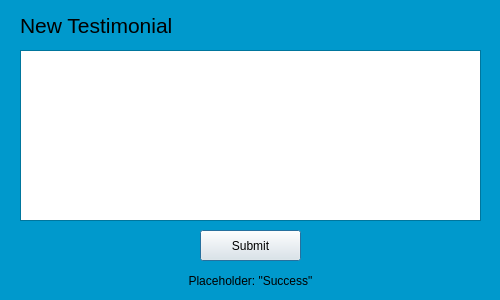
brianclinkenbeard/pamphlet, file src/testimonialsdisplay.ui: the form before one commit.
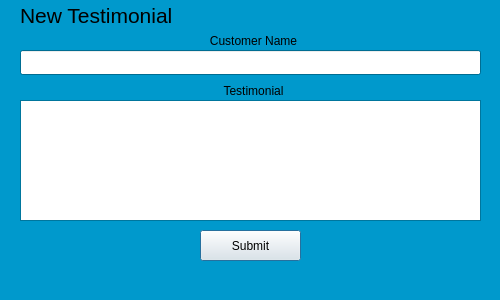
The form after the commit.

The edit to the form file:
```diff
--- a/src/testimonialsdisplay.ui
+++ b/src/testimonialsdisplay.ui
@@ -77,21 +77,11 @@
   <property name="windowTitle">
    <string>Dialog</string>
   </property>
-  <widget class="QTextEdit" name="textEdit">
+  <widget class="QLabel" name="title_label">
    <property name="geometry">
     <rect>
      <x>20</x>
-     <y>50</y>
-     <width>461</width>
-     <height>171</height>
-    </rect>
-   </property>
-  </widget>
-  <widget class="QLabel" name="label">
-   <property name="geometry">
-    <rect>
-     <x>20</x>
-     <y>10</y>
+     <y>0</y>
      <width>261</width>
      <height>31</height>
     </rect>
@@ -122,18 +112,70 @@
    <property name="geometry">
     <rect>
      <x>180</x>
-     <y>270</y>
+     <y>271</y>
      <width>141</width>
+     <height>20</height>
+    </rect>
+   </property>
+   <property name="text">
+    <string/>
+   </property>
+   <property name="alignment">
+    <set>Qt::AlignCenter</set>
+   </property>
+  </widget>
+  <widget class="QLabel" name="customer_label">
+   <property name="geometry">
+    <rect>
+     <x>23</x>
+     <y>30</y>
+     <width>461</width>
      <height>21</height>
     </rect>
    </property>
    <property name="text">
-    <string>Placeholder: &quot;Success&quot;</string>
+    <string>Customer Name</string>
    </property>
    <property name="alignment">
     <set>Qt::AlignCenter</set>
    </property>
   </widget>
+  <widget class="QLineEdit" name="customer_edit">
+   <property name="geometry">
+    <rect>
+     <x>20</x>
+     <y>50</y>
+     <width>461</width>
+     <height>25</height>
+    </rect>
+   </property>
+  </widget>
+  <widget class="QLabel" name="testimonial_label">
+   <property name="geometry">
+    <rect>
+     <x>23</x>
+     <y>80</y>
+     <width>461</width>
+     <height>21</height>
+    </rect>
+   </property>
+   <property name="text">
+    <string>Testimonial</string>
+   </property>
+   <property name="alignment">
+    <set>Qt::AlignCenter</set>
+   </property>
+  </widget>
+  <widget class="QPlainTextEdit" name="testimonial_textedit">
+   <property name="geometry">
+    <rect>
+     <x>20</x>
+     <y>100</y>
+     <width>461</width>
+     <height>121</height>
+    </rect>
+   </property>
+  </widget>
  </widget>
  <resources/>
  <connections/>
```
Left out of the diff: 4 changed lines with no effect on the pictures.
